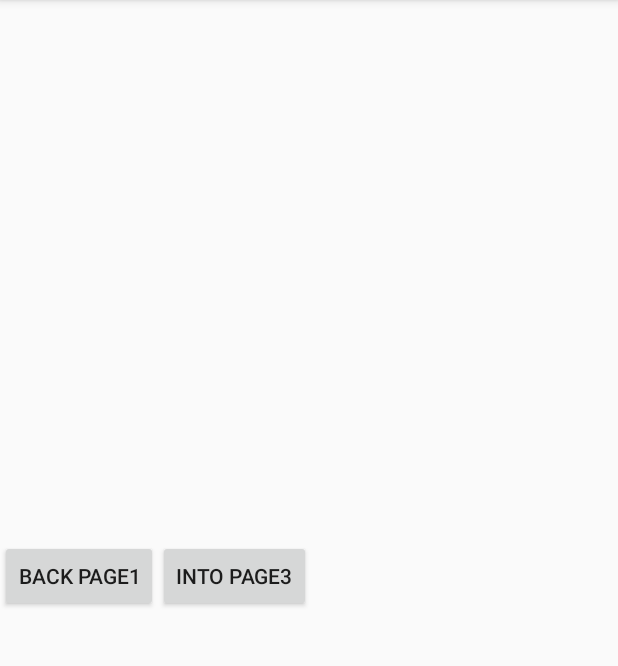
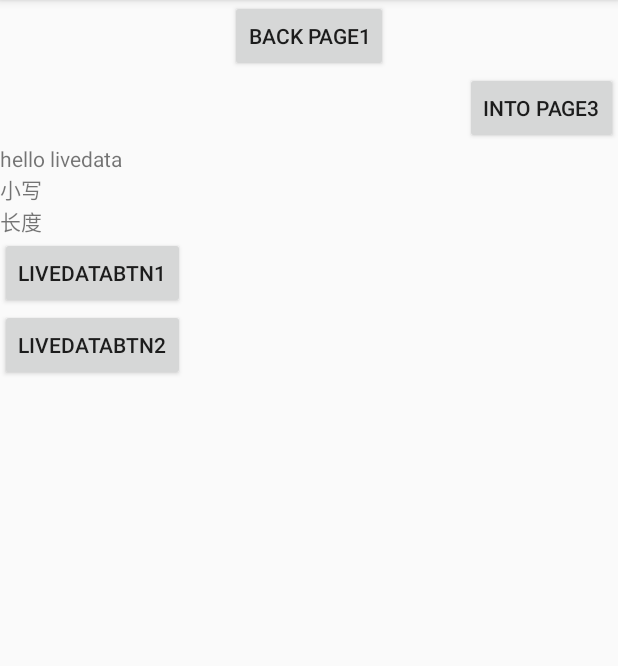
Before and after one commit to helloconch/Build, an Android app: the Page2Fragment screen opened through its navigation route, on a phone screen of 412 x 824 dp, the part 84-750 px from its top. Run offline under Robolectric (Android 15) with nearby library versions, the phone set to English and light mode, and no system bars; 3 statements that could not run were skipped.

Commit message:
livedata

```diff
--- a/build.gradle
+++ b/build.gradle
@@ -28,13 +28,13 @@ task clean(type: Delete) {
 }
 
 ext {
-    isRelease = true
+    isRelease = false
     compileSdkVersion = 28
     minSdkVersion = 14
     targetSdkVersion = 28
     versionCode = 1
     versionName = "1.0"
-    androidXVersion = "1.0.2"
+    androidXVersion = "1.1.0"
     navigationVersion = "2.0.0"
     retrofitVersion = "2.7.2"
 
--- a/jetpack/build.gradle
+++ b/jetpack/build.gradle
@@ -58,4 +58,7 @@ dependencies {
     androidTestImplementation 'androidx.test.espresso:espresso-core:3.2.0'
     implementation 'androidx.navigation:navigation-fragment-ktx:2.3.0'
     implementation 'androidx.navigation:navigation-ui-ktx:2.3.0'
+
+    implementation 'androidx.lifecycle:lifecycle-extensions:2.0.0'
+    implementation 'androidx.lifecycle:lifecycle-viewmodel-ktx:2.0.0'
 }
--- a/jetpack/src/main/java/A.java
+++ b/jetpack/src/main/java/A.java
@@ -1,7 +1,9 @@
+import android.content.MutableContextWrapper;
 import android.os.Bundle;
 
 import androidx.annotation.Nullable;
 import androidx.appcompat.app.AppCompatActivity;
+import androidx.lifecycle.MutableLiveData;
 
 import com.android.jetpack.lifecycle.presenter.BasePresenter;
 import com.android.jetpack.lifecycle.presenter.IPresenter;
@@ -11,6 +13,7 @@ public class A extends AppCompatActivity {
     @Override
     protected void onCreate(@Nullable Bundle savedInstanceState) {
         super.onCreate(savedInstanceState);
-        pre=new BasePresenter();
+
+      String a=String.valueOf("a");
     }
 }
--- a/jetpack/src/main/java/com/android/jetpack/MainActivity.kt
+++ b/jetpack/src/main/java/com/android/jetpack/MainActivity.kt
@@ -3,15 +3,22 @@ package com.android.jetpack
 import androidx.appcompat.app.AppCompatActivity
 import android.os.Bundle
 import androidx.navigation.findNavController
+import com.android.jetpack.lifecycle.MyDataView
 import com.android.jetpack.lifecycle.presenter.BasePresenter
+import com.android.jetpack.lifecycle.presenter.DataPresenter
 import com.android.jetpack.lifecycle.presenter.IPresenter
 
 class MainActivity : AppCompatActivity() {
     val presenter: IPresenter = BasePresenter()
+    val myDataView:MyDataView= MyDataView()
     override fun onCreate(savedInstanceState: Bundle?) {
         super.onCreate(savedInstanceState)
         setContentView(R.layout.activity_main)
         lifecycle.addObserver(presenter)
+
+        myDataView.create()
+        myDataView.start()
+        myDataView.destory()
     }
 
     override fun onSupportNavigateUp(): Boolean {
--- /dev/null
+++ b/jetpack/src/main/java/com/android/jetpack/lifecycle/MyDataView.kt
@@ -0,0 +1,31 @@
+package com.android.jetpack.lifecycle
+
+import androidx.lifecycle.Lifecycle
+import androidx.lifecycle.LifecycleOwner
+import androidx.lifecycle.LifecycleRegistry
+import com.android.jetpack.lifecycle.presenter.DataPresenter
+
+/**
+ * 监听自定义类
+ */
+class MyDataView : LifecycleOwner {
+
+    var lifecycleRegistry: LifecycleRegistry = LifecycleRegistry(this)
+    var dataPresenter: DataPresenter = DataPresenter()
+    override fun getLifecycle(): Lifecycle {
+        return lifecycleRegistry
+    }
+
+
+    fun create() {
+        lifecycle.addObserver(dataPresenter)
+    }
+
+    fun start() {
+        lifecycleRegistry.currentState = Lifecycle.State.STARTED
+    }
+
+    fun destory() {
+        lifecycleRegistry.currentState = Lifecycle.State.DESTROYED
+    }
+}
--- a/jetpack/src/main/java/com/android/jetpack/lifecycle/presenter/BasePresenter.kt
+++ b/jetpack/src/main/java/com/android/jetpack/lifecycle/presenter/BasePresenter.kt
@@ -13,7 +13,7 @@ class BasePresenter : IPresenter {
     }
 
     override fun onDestroy(lifecycleOwner: LifecycleOwner) {
-        Log.i(TAG, "onCreate>>>" + lifecycleOwner.javaClass)
+        Log.i(TAG, "onDestory>>>" + lifecycleOwner.javaClass)
     }
 
     override fun onLifecycleChanged(
--- /dev/null
+++ b/jetpack/src/main/java/com/android/jetpack/lifecycle/presenter/DataPresenter.kt
@@ -0,0 +1,22 @@
+package com.android.jetpack.lifecycle.presenter
+
+import android.util.Log
+import androidx.annotation.NonNull
+import androidx.lifecycle.Lifecycle
+import androidx.lifecycle.LifecycleObserver
+import androidx.lifecycle.LifecycleOwner
+import androidx.lifecycle.OnLifecycleEvent
+
+class DataPresenter:LifecycleObserver {
+    val TAG = DataPresenter::class.java.name
+
+    @OnLifecycleEvent(Lifecycle.Event.ON_START)
+    fun onStart(@NonNull lifecycleOwner: LifecycleOwner){
+        Log.i(TAG, "onStart>>>" + lifecycleOwner.javaClass)
+    }
+    @OnLifecycleEvent(Lifecycle.Event.ON_DESTROY)
+    fun onDestroy(@NonNull lifecycleOwner: LifecycleOwner){
+        Log.i(TAG, "onDestroy>>>" + lifecycleOwner.javaClass)
+    }
+
+}
--- /dev/null
+++ b/jetpack/src/main/java/com/android/jetpack/livedata/TestViewModel.kt
@@ -0,0 +1,30 @@
+package com.android.jetpack.livedata
+
+import androidx.lifecycle.LiveData
+import androidx.lifecycle.MutableLiveData
+import androidx.lifecycle.Transformations
+import androidx.lifecycle.ViewModel
+
+/**
+ * LiveData + ViewModel
+ */
+class TestViewModel : ViewModel() {
+
+    var myCurrent: MutableLiveData<String> = MutableLiveData<String>()
+        get() {
+            if (field == null) {
+                field = MutableLiveData()
+            }
+            return field
+        }
+
+
+    // 将返回开始示例中的 mCurrent 值的长度
+    var liveDataMap: LiveData<Int> =
+        Transformations.map<String, Int>(myCurrent) { input: String -> input.length }
+
+    var livaDataSwich: LiveData<String> =
+        Transformations.switchMap<String, String>(myCurrent) { input: String? ->
+            MutableLiveData<String>().also { it.value = input!!.toLowerCase() }
+        }
+}
--- a/jetpack/src/main/java/com/android/jetpack/navigation/ui/Page1Fragment.kt
+++ b/jetpack/src/main/java/com/android/jetpack/navigation/ui/Page1Fragment.kt
@@ -5,12 +5,15 @@ import android.view.LayoutInflater
 import android.view.View
 import android.view.ViewGroup
 import androidx.fragment.app.Fragment
+import androidx.lifecycle.ViewModelProvider
+import androidx.lifecycle.ViewModelProviders
 import androidx.navigation.Navigation
 import com.android.jetpack.R
+import com.android.jetpack.viewmodel.UserModel
 import kotlinx.android.synthetic.main.layout_page1.*
 
 class Page1Fragment : Fragment() {
-
+    private lateinit var userModel: UserModel
     override fun onCreateView(
         inflater: LayoutInflater,
         container: ViewGroup?,
@@ -21,8 +24,14 @@ class Page1Fragment : Fragment() {
 
     override fun onViewCreated(view: View, savedInstanceState: Bundle?) {
         super.onViewCreated(view, savedInstanceState)
+        userModel = ViewModelProviders.of(this).get(UserModel::class.java)
         click.setOnClickListener {
             Navigation.findNavController(it).navigate(R.id.action_page2)
         }
+
+
+        changeUserInfo.setOnClickListener {
+            userinfo.text = userModel.name + ":" + userModel.age
+        }
     }
 }
--- a/jetpack/src/main/java/com/android/jetpack/navigation/ui/Page2Fragment.kt
+++ b/jetpack/src/main/java/com/android/jetpack/navigation/ui/Page2Fragment.kt
@@ -5,11 +5,15 @@ import android.view.LayoutInflater
 import android.view.View
 import android.view.ViewGroup
 import androidx.fragment.app.Fragment
+import androidx.lifecycle.Observer
+import androidx.lifecycle.ViewModelProviders
 import androidx.navigation.Navigation
 import com.android.jetpack.R
+import com.android.jetpack.livedata.TestViewModel
 import kotlinx.android.synthetic.main.layout_page2.*
 
 class Page2Fragment : Fragment() {
+    private lateinit var testViewModel: TestViewModel
     override fun onCreateView(
         inflater: LayoutInflater,
         container: ViewGroup?,
@@ -20,6 +24,7 @@ class Page2Fragment : Fragment() {
 
     override fun onViewCreated(view: View, savedInstanceState: Bundle?) {
         super.onViewCreated(view, savedInstanceState)
+        testViewModel = ViewModelProviders.of(this).get(TestViewModel::class.java)
         click.setOnClickListener {
             //返回Page1Fragment
             Navigation.findNavController(it).navigateUp()
@@ -28,5 +33,31 @@ class Page2Fragment : Fragment() {
         click2.setOnClickListener {
             Navigation.findNavController(it).navigate(R.id.action_page3)
         }
+
+        var nameObservale = Observer<String> {
+            liveDataTV.text = it
+        }
+
+        testViewModel.myCurrent!!.observe(viewLifecycleOwner, nameObservale)
+
+        liveDataBtn1.setOnClickListener {
+            testViewModel.myCurrent!!.value = "hello AAA"
+        }
+
+        liveDataBtn2.setOnClickListener {
+            testViewModel.myCurrent!!.value = "hello BBB"
+        }
+
+
+        val lowObservable = Observer<String> {
+            liveDatalow.text = it
+        }
+
+        val lengthObservable = Observer<Int> {
+            liveDataLen.text = it.toString()
+        }
+
+        testViewModel.liveDataMap.observe(viewLifecycleOwner, lengthObservable)
+        testViewModel.livaDataSwich.observe(viewLifecycleOwner, lowObservable)
     }
 }
--- /dev/null
+++ b/jetpack/src/main/java/com/android/jetpack/viewmodel/UserModel.kt
@@ -0,0 +1,8 @@
+package com.android.jetpack.viewmodel
+
+import androidx.lifecycle.ViewModel
+
+class UserModel : ViewModel() {
+    var name = "zhangsan"
+    var age = 10
+}
--- a/jetpack/src/main/res/layout/layout_page2.xml
+++ b/jetpack/src/main/res/layout/layout_page2.xml
@@ -1,6 +1,7 @@
 <?xml version="1.0" encoding="utf-8"?>
 <LinearLayout xmlns:android="http://schemas.android.com/apk/res/android"
     android:layout_width="match_parent"
+    android:orientation="vertical"
     android:layout_height="match_parent">
 
     <Button
@@ -16,4 +17,37 @@
         android:layout_height="wrap_content"
         android:layout_gravity="center_vertical|right"
         android:text="into page3" />
+
+    <TextView
+        android:id="@+id/liveDataTV"
+        android:layout_width="wrap_content"
+        android:layout_height="wrap_content"
+        android:text="hello livedata" />
+
+    <TextView
+        android:id="@+id/liveDatalow"
+        android:layout_width="wrap_content"
+        android:layout_height="wrap_content"
+        android:text="小写" />
+
+
+    <TextView
+        android:id="@+id/liveDataLen"
+        android:layout_width="wrap_content"
+        android:layout_height="wrap_content"
+        android:text="长度" />
+
+
+    <Button
+        android:id="@+id/liveDataBtn1"
+        android:text="liveDataBtn1"
+        android:layout_width="wrap_content"
+        android:layout_height="wrap_content" />
+    <Button
+        android:id="@+id/liveDataBtn2"
+        android:text="liveDataBtn2"
+        android:layout_width="wrap_content"
+        android:layout_height="wrap_content" />
+
+
 </LinearLayout>
```
Also changed, not shown: jetpack/src/main/res/layout/layout_page1.xml (+14 -1 lines).
